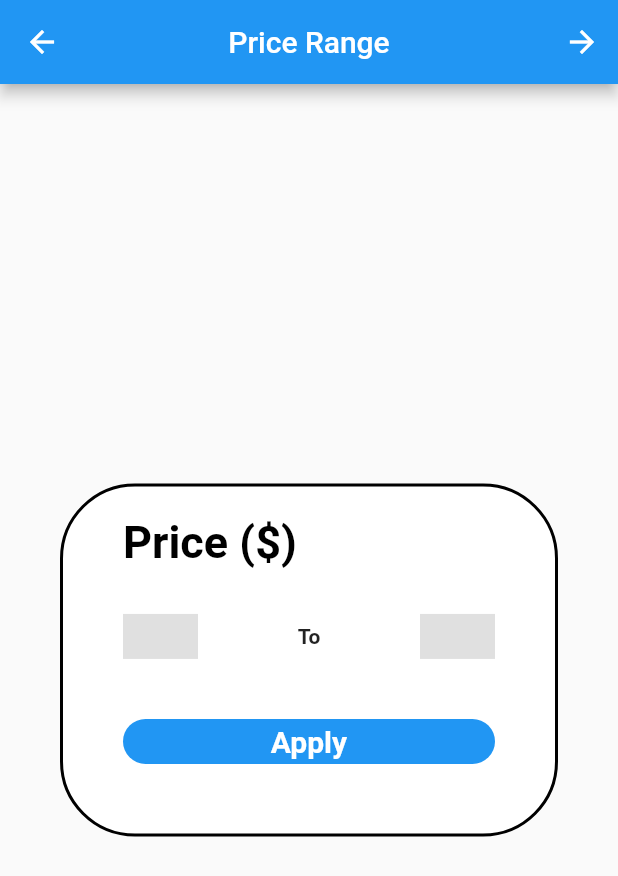
After one commit to subrata731215/practic_widget_final, a Flutter app: the PriceRange screen opened by its route, on a phone screen of 412 x 824 dp. The commit adds this screen. Shown: the top 876 px of the screen. Run offline on Flutter 3.47's test engine with Material 2 defaults, Android fonts, the phone set to English and light mode, and no system bars; our stand-ins replace lottie, shared_preferences; missing offline and left inert: reactiv; accounts and stored records are empty.

Commit message:
price Range and age check

```diff
--- a/lib/main.dart
+++ b/lib/main.dart
@@ -1,7 +1,7 @@
 import 'package:flutter/material.dart';
 import 'package:practic/programming_Language_Learn/class_model_31/class_model.dart';
 import 'package:practic/programming_Language_Learn/contact_add_ui_with_language/contactadd.dart';
-import 'package:practic/programming_Language_Learn/extra.dart';
+import 'package:practic/programming_Language_Learn/extra/extrapractice.dart';
 import 'package:practic/programming_Language_Learn/otp_input_field/otpinputfield.dart';
 import 'package:practic/ui/audio_screen_23/audio.page.dart';
 import 'package:practic/ui/call_21/callsupriyo.dart';
--- a/lib/programming_Language_Learn/contact_add_ui_with_language/contactadd.dart
+++ b/lib/programming_Language_Learn/contact_add_ui_with_language/contactadd.dart
@@ -81,7 +81,8 @@ class ContactAdd extends ReactiveStateWidget<AllDataController> {
                               ),
                               ElevatedButton(
                                   onPressed: () {
-                                    Navigator.pushNamed(context, Routes.otpInputField);
+                                    Navigator.pushNamed(
+                                        context, Routes.otpInputField);
                                   },
                                   child: const Icon(Icons.navigate_next)),
                             ],
--- /dev/null
+++ b/lib/ui/price_range_ui/price.ramge.controller.dart
@@ -0,0 +1,6 @@
+import 'package:reactiv/reactiv.dart';
+
+class PriceRangeController extends ReactiveController {
+  final startingValue = ReactiveInt(0);
+  final endingValue = ReactiveInt(20);
+}
--- /dev/null
+++ b/lib/ui/price_range_ui/prrice.range.dart
@@ -0,0 +1,86 @@
+import 'package:flutter/material.dart';
+import 'package:practic/widget_practice/slider_8/slider.dart';
+
+import '../../constant.dart';
+import '../../homepage.controller.dart';
+
+class PriceRange extends StatelessWidget {
+  const PriceRange({Key? key}) : super(key: key);
+
+  @override
+  Widget build(BuildContext context) {
+    return Scaffold(
+      appBar: appbarWidget(context,
+          appBarTitle: 'Price Range', trailingRoutes: Routes.classModel),
+      body: Center(
+        child: Container(
+          margin: const EdgeInsets.all(40),
+          padding: const EdgeInsets.only(top: 20, left: 40, right: 40),
+          height: MediaQuery.of(context).size.height / 3.5,
+          width: MediaQuery.of(context).size.width / 1,
+          decoration: BoxDecoration(
+              color: Colors.white,
+              borderRadius: BorderRadius.circular(50),
+              border: Border.all(color: Colors.black, width: 2)),
+          child: Column(
+            mainAxisAlignment: MainAxisAlignment.start,
+            crossAxisAlignment: CrossAxisAlignment.start,
+            children: [
+              Text(
+                'Price (\$)',
+                style: TextStyle(
+                    color: Colors.black,
+                    fontSize: 30,
+                    fontWeight: FontWeight.bold),
+              ),
+              SizedBox(
+                height: 30,
+              ),
+              Row(
+                mainAxisAlignment: MainAxisAlignment.spaceBetween,
+                children: [
+                  Container(color: Colors.black12, height: 30, width: 50),
+                  SizedBox(width: 30),
+                  Text(
+                    'To',
+                    style: TextStyle(fontWeight: FontWeight.bold),
+                  ),
+                  SizedBox(width: 30),
+                  Container(color: Colors.black12, height: 30, width: 50),
+                ],
+              ),
+              const SizedBox(height: 40),
+              GestureDetector(
+                onTap: () {
+                  Navigator.push(context,
+                      MaterialPageRoute(builder: (context) => SliderLearn()));
+                  // showDialog(
+                  //     context: context,
+                  //     builder: (context) => AlertDialog(
+                  //           title: Text('Subrata'),
+                  //         ));
+                },
+                child: Container(
+                  child: Center(
+                      child: Text(
+                    'Apply',
+                    style: TextStyle(
+                        fontWeight: FontWeight.bold,
+                        fontSize: 20,
+                        color: Colors.white),
+                  )),
+                  decoration: BoxDecoration(
+                    color: Colors.blue,
+                    borderRadius: BorderRadius.circular(20),
+                  ),
+                  width: MediaQuery.of(context).size.width,
+                  height: 30,
+                ),
+              )
+            ],
+          ),
+        ),
+      ),
+    );
+  }
+}
```
Also changed, not shown: lib/programming_Language_Learn/extra.dart (deleted, +0 -180 lines), lib/programming_Language_Learn/extra/agecheck.dart (added, +45 -0 lines), lib/programming_Language_Learn/extra/controller.dart (added, +10 -0 lines), lib/programming_Language_Learn/extra/extrapractice.dart (added, +47 -0 lines), lib/widget_practice/audioplayer_27/audioPlayer.dart (+12 -4 lines).
